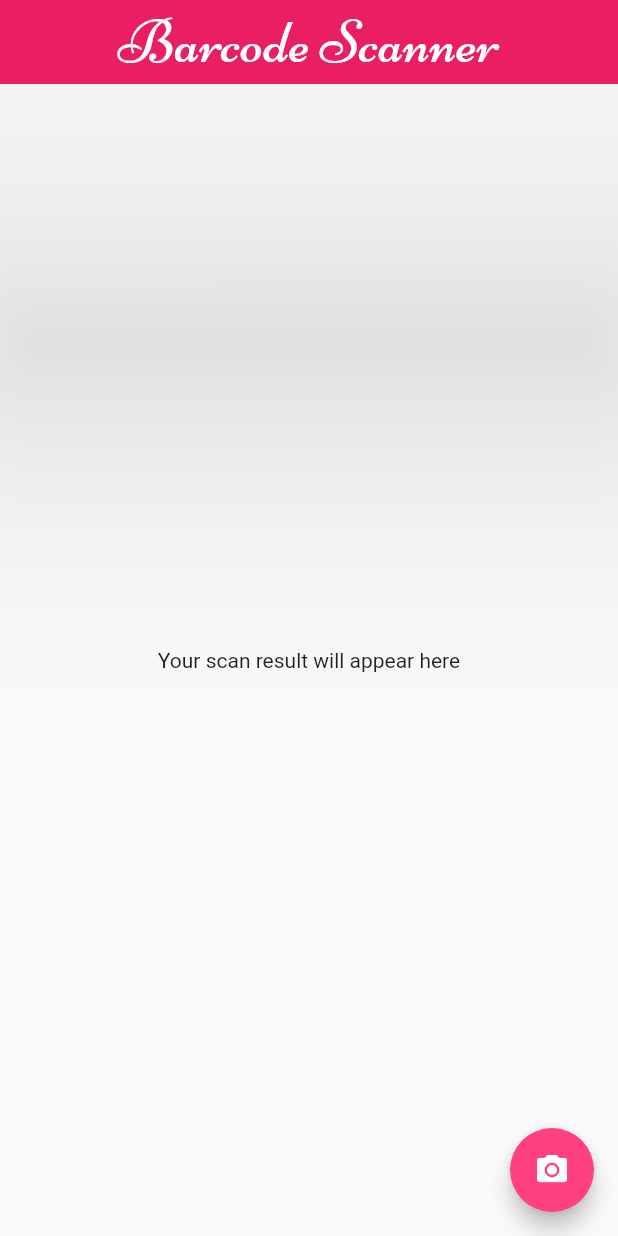
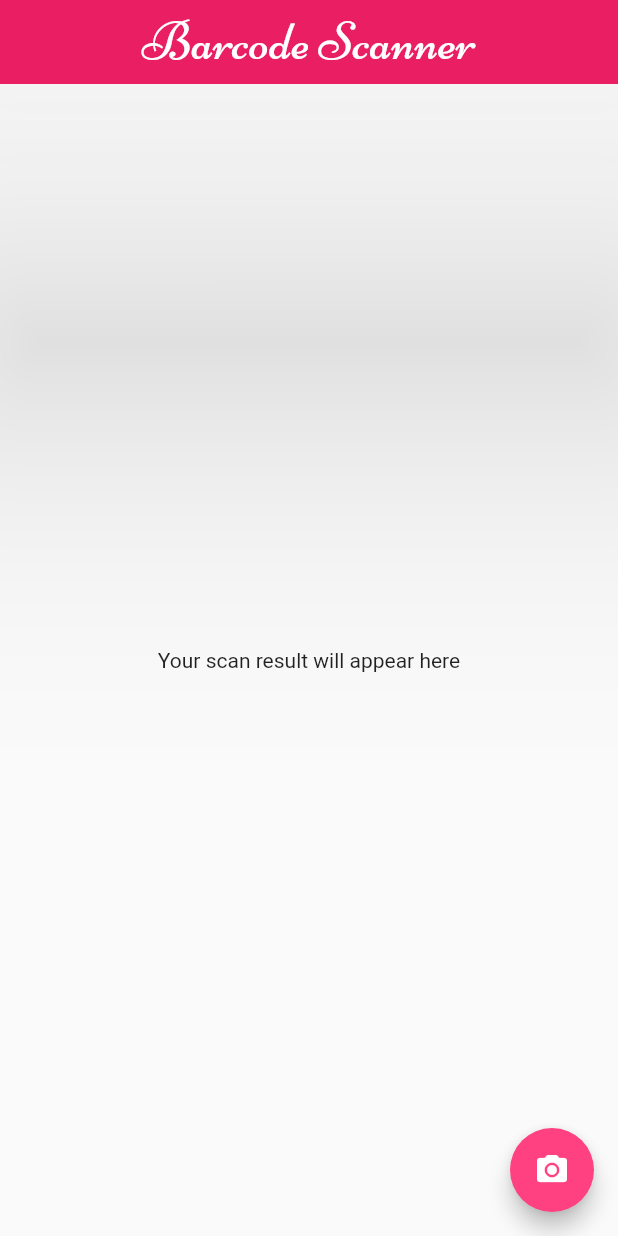
Before and after one commit to Chilukoa/Hello-Flutter, a Flutter app: the screen it shows after launch, on a phone screen of 412 x 824 dp. Run offline on Flutter 3.47's test engine with Material 2 defaults, Android fonts, the phone set to English and light mode, and no system bars; missing offline and left inert: flutter_barcode_scanner.

Commit message:
minor changes

```diff
--- a/mybarcodescanner/lib/homePage.dart
+++ b/mybarcodescanner/lib/homePage.dart
@@ -32,7 +32,7 @@
   Widget build(BuildContext context) {
     return Scaffold(
       appBar: AppBar(
-        title: const Text('Barcode Scanner', style: TextStyle(color: Colors.white,fontWeight: FontWeight.w300,fontSize: 40,fontFamily:'Niconne'),
+        title: const Text('Barcode Scanner', style: TextStyle(color: Colors.white,fontWeight: FontWeight.w300,fontSize: 35,fontFamily:'Niconne'),
 
         ),
         elevation: 100.0,
```
